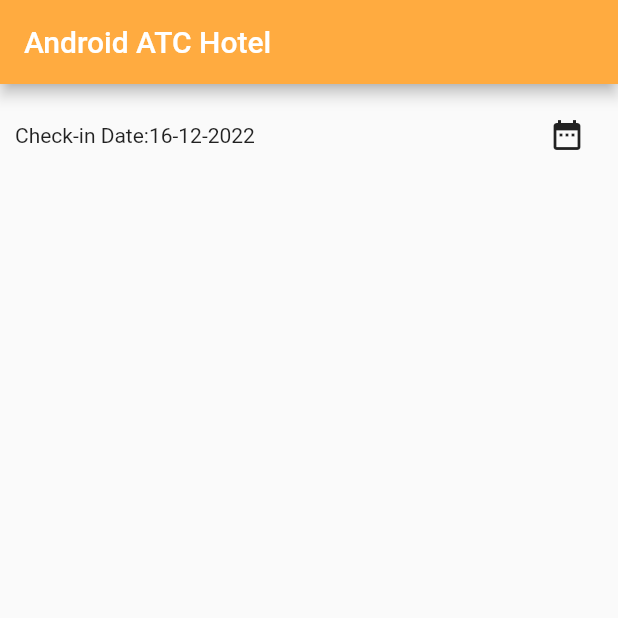
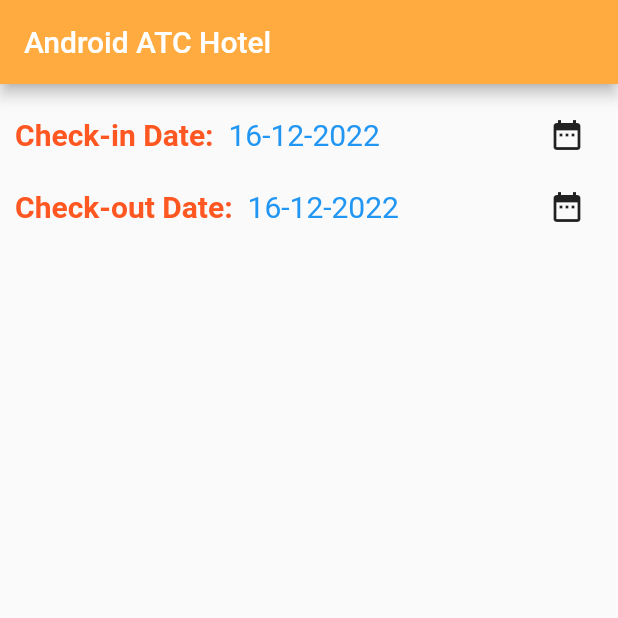
Before and after one commit to kamalnorizan/flutter_lesson8, a Flutter app: the screen it shows after launch, on a phone screen of 412 x 824 dp, the top half of it. Run offline on Flutter 3.47's test engine with Material 2 defaults, Android fonts, the phone set to English and light mode, and no system bars.

```diff
--- a/lib/home.dart
+++ b/lib/home.dart
@@ -9,6 +9,7 @@ class Home extends StatefulWidget {
 
 class _HomeState extends State<Home> {
   DateTime startDate = DateTime.now();
+  DateTime endDate = DateTime.now();
 
   @override
   Widget build(BuildContext context) {
@@ -25,17 +26,50 @@ class _HomeState extends State<Home> {
             children: [
               Row(
                 children: [
-                  const Text('Check-in Date:'),
+                  const Text(
+                    'Check-in Date: ',
+                    style: TextStyle(
+                        fontSize: 20,
+                        color: Colors.deepOrange,
+                        fontWeight: FontWeight.bold),
+                  ),
                   Expanded(
-                      child: Text(
-                          '${startDate.day}-${startDate.month}-${startDate.year}')),
+                    child: Text(
+                      ' ${startDate.day}-${startDate.month}-${startDate.year}',
+                      style:
+                          const TextStyle(fontSize: 20.0, color: Colors.blue),
+                    ),
+                  ),
                   IconButton(
                       onPressed: () {
                         selectDate(context);
                       },
                       icon: const Icon(Icons.date_range)),
                 ],
-              )
+              ),
+              Row(
+                children: [
+                  const Text(
+                    'Check-out Date: ',
+                    style: TextStyle(
+                        fontSize: 20,
+                        color: Colors.deepOrange,
+                        fontWeight: FontWeight.bold),
+                  ),
+                  Expanded(
+                    child: Text(
+                      ' ${endDate.day}-${endDate.month}-${endDate.year}',
+                      style:
+                          const TextStyle(fontSize: 20.0, color: Colors.blue),
+                    ),
+                  ),
+                  IconButton(
+                      onPressed: () {
+                        selectEndDate(context);
+                      },
+                      icon: const Icon(Icons.date_range)),
+                ],
+              ),
             ],
           ),
         ),
@@ -57,4 +91,19 @@ class _HomeState extends State<Home> {
       });
     }
   }
+
+  Future<Null> selectEndDate(BuildContext context) async {
+    final DateTime? pickedEnd = await showDatePicker(
+      context: context,
+      initialDate: endDate,
+      firstDate: DateTime(2022),
+      lastDate: DateTime(2024),
+    );
+
+    if (pickedEnd != null && pickedEnd != endDate) {
+      setState(() {
+        endDate = pickedEnd;
+      });
+    }
+  }
 }
```
